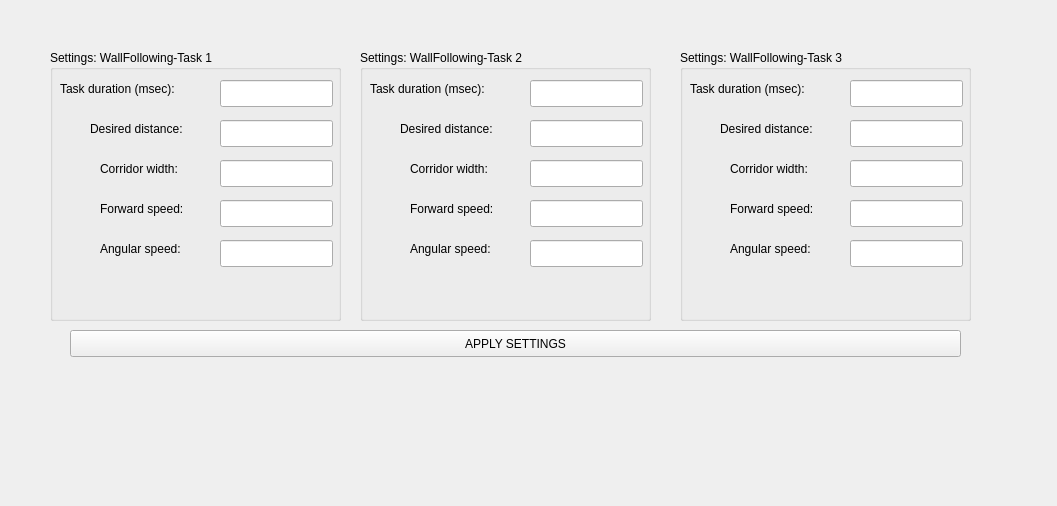
Qt form Hanse/TaskWallFollowing/taskwallfollowingform.ui (iti-luebeck/HANSE2011) before a commit.
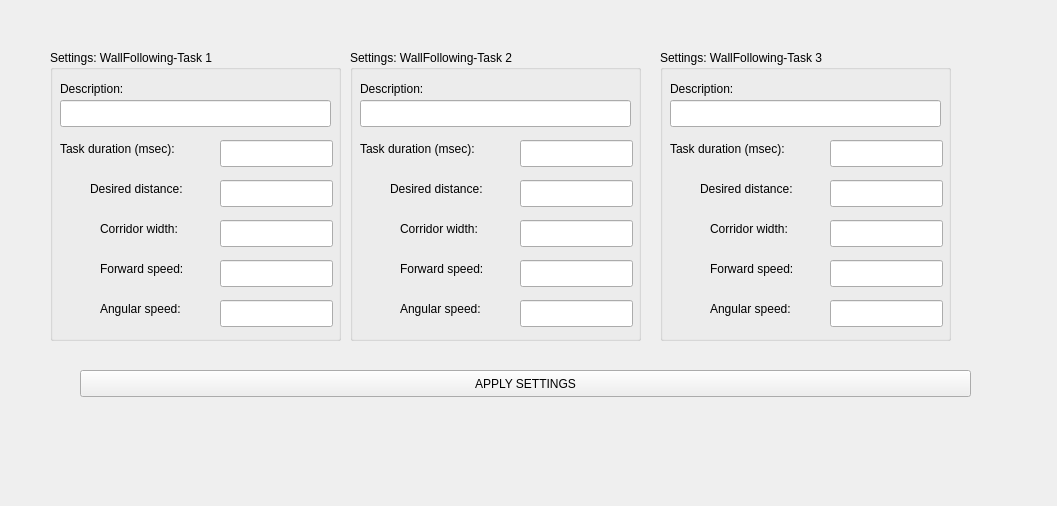
The same form after that commit.

Diff of the .ui file:
```diff
--- a/Hanse/TaskWallFollowing/taskwallfollowingform.ui
+++ b/Hanse/TaskWallFollowing/taskwallfollowingform.ui
@@ -19,7 +19,7 @@
      <x>50</x>
      <y>50</y>
      <width>291</width>
-     <height>271</height>
+     <height>291</height>
     </rect>
    </property>
    <property name="title">
@@ -29,7 +29,7 @@
     <property name="geometry">
      <rect>
       <x>170</x>
-      <y>150</y>
+      <y>210</y>
       <width>113</width>
       <height>27</height>
      </rect>
@@ -39,7 +39,7 @@
     <property name="geometry">
      <rect>
       <x>170</x>
-      <y>190</y>
+      <y>250</y>
       <width>113</width>
       <height>27</height>
      </rect>
@@ -49,7 +49,7 @@
     <property name="geometry">
      <rect>
       <x>170</x>
-      <y>110</y>
+      <y>170</y>
       <width>113</width>
       <height>27</height>
      </rect>
@@ -59,7 +59,7 @@
     <property name="geometry">
      <rect>
       <x>170</x>
-      <y>70</y>
+      <y>130</y>
       <width>113</width>
       <height>27</height>
      </rect>
@@ -69,7 +69,7 @@
     <property name="geometry">
      <rect>
       <x>170</x>
-      <y>30</y>
+      <y>90</y>
       <width>113</width>
       <height>27</height>
      </rect>
@@ -79,7 +79,7 @@
     <property name="geometry">
      <rect>
       <x>10</x>
-      <y>30</y>
+      <y>90</y>
       <width>151</width>
       <height>17</height>
      </rect>
@@ -92,7 +92,7 @@
     <property name="geometry">
      <rect>
       <x>40</x>
-      <y>70</y>
+      <y>130</y>
       <width>121</width>
       <height>17</height>
      </rect>
@@ -105,7 +105,7 @@
     <property name="geometry">
      <rect>
       <x>50</x>
-      <y>110</y>
+      <y>170</y>
       <width>121</width>
       <height>17</height>
      </rect>
@@ -118,7 +118,7 @@
     <property name="geometry">
      <rect>
       <x>50</x>
-      <y>150</y>
+      <y>210</y>
       <width>111</width>
       <height>17</height>
      </rect>
@@ -131,7 +131,7 @@
     <property name="geometry">
      <rect>
       <x>50</x>
-      <y>190</y>
+      <y>250</y>
       <width>101</width>
       <height>17</height>
      </rect>
@@ -140,14 +140,50 @@
      <string>Angular speed:</string>
     </property>
    </widget>
+   <widget class="QLabel" name="label_15">
+    <property name="geometry">
+     <rect>
+      <x>10</x>
+      <y>30</y>
+      <width>81</width>
+      <height>17</height>
+     </rect>
+    </property>
+    <property name="text">
+     <string>Description:</string>
+    </property>
+   </widget>
+   <widget class="QLineEdit" name="descriptionInput1">
+    <property name="geometry">
+     <rect>
+      <x>10</x>
+      <y>50</y>
+      <width>271</width>
+      <height>27</height>
+     </rect>
+    </property>
+   </widget>
+  </widget>
+  <widget class="QPushButton" name="applyButton">
+   <property name="geometry">
+    <rect>
+     <x>80</x>
+     <y>370</y>
+     <width>891</width>
+     <height>27</height>
+    </rect>
+   </property>
+   <property name="text">
+    <string>APPLY SETTINGS</string>
+   </property>
   </widget>
   <widget class="QGroupBox" name="groupBox_2">
    <property name="geometry">
     <rect>
-     <x>360</x>
+     <x>350</x>
      <y>50</y>
      <width>291</width>
-     <height>271</height>
+     <height>291</height>
     </rect>
    </property>
    <property name="title">
@@ -157,7 +193,7 @@
     <property name="geometry">
      <rect>
       <x>170</x>
-      <y>150</y>
+      <y>210</y>
       <width>113</width>
       <height>27</height>
      </rect>
@@ -167,7 +203,7 @@
     <property name="geometry">
      <rect>
       <x>170</x>
-      <y>190</y>
+      <y>250</y>
       <width>113</width>
       <height>27</height>
      </rect>
@@ -177,7 +213,7 @@
     <property name="geometry">
      <rect>
       <x>170</x>
-      <y>110</y>
+      <y>170</y>
       <width>113</width>
       <height>27</height>
      </rect>
@@ -187,7 +223,7 @@
     <property name="geometry">
      <rect>
       <x>170</x>
-      <y>70</y>
+      <y>130</y>
       <width>113</width>
       <height>27</height>
      </rect>
@@ -197,7 +233,7 @@
     <property name="geometry">
      <rect>
       <x>170</x>
-      <y>30</y>
+      <y>90</y>
       <width>113</width>
       <height>27</height>
      </rect>
@@ -207,7 +243,7 @@
     <property name="geometry">
      <rect>
       <x>10</x>
-      <y>30</y>
+      <y>90</y>
       <width>151</width>
       <height>17</height>
      </rect>
@@ -220,7 +256,7 @@
     <property name="geometry">
      <rect>
       <x>40</x>
-      <y>70</y>
+      <y>130</y>
       <width>121</width>
       <height>17</height>
      </rect>
@@ -233,7 +269,7 @@
     <property name="geometry">
      <rect>
       <x>50</x>
-      <y>110</y>
+      <y>170</y>
       <width>121</width>
       <height>17</height>
      </rect>
@@ -246,7 +282,7 @@
     <property name="geometry">
      <rect>
       <x>50</x>
-      <y>150</y>
+      <y>210</y>
       <width>111</width>
       <height>17</height>
      </rect>
@@ -259,7 +295,7 @@
     <property name="geometry">
      <rect>
       <x>50</x>
-      <y>190</y>
+      <y>250</y>
       <width>101</width>
       <height>17</height>
      </rect>
@@ -268,14 +304,37 @@
      <string>Angular speed:</string>
     </property>
    </widget>
+   <widget class="QLabel" name="label_16">
+    <property name="geometry">
+     <rect>
+      <x>10</x>
+      <y>30</y>
+      <width>81</width>
+      <height>17</height>
+     </rect>
+    </property>
+    <property name="text">
+     <string>Description:</string>
+    </property>
+   </widget>
+   <widget class="QLineEdit" name="descriptionInput2">
+    <property name="geometry">
+     <rect>
+      <x>10</x>
+      <y>50</y>
+      <width>271</width>
+      <height>27</height>
+     </rect>
+    </property>
+   </widget>
   </widget>
   <widget class="QGroupBox" name="groupBox_3">
    <property name="geometry">
     <rect>
-     <x>680</x>
+     <x>660</x>
      <y>50</y>
      <width>291</width>
-     <height>271</height>
+     <height>291</height>
     </rect>
    </property>
    <property name="title">
@@ -285,7 +344,7 @@
     <property name="geometry">
      <rect>
       <x>170</x>
-      <y>150</y>
+      <y>210</y>
       <width>113</width>
       <height>27</height>
      </rect>
@@ -295,7 +354,7 @@
     <property name="geometry">
      <rect>
       <x>170</x>
-      <y>190</y>
+      <y>250</y>
       <width>113</width>
       <height>27</height>
      </rect>
@@ -305,7 +364,7 @@
     <property name="geometry">
      <rect>
       <x>170</x>
-      <y>110</y>
+      <y>170</y>
       <width>113</width>
       <height>27</height>
      </rect>
@@ -315,7 +374,7 @@
     <property name="geometry">
      <rect>
       <x>170</x>
-      <y>70</y>
+      <y>130</y>
       <width>113</width>
       <height>27</height>
      </rect>
@@ -325,7 +384,7 @@
     <property name="geometry">
      <rect>
       <x>170</x>
-      <y>30</y>
+      <y>90</y>
       <width>113</width>
       <height>27</height>
      </rect>
@@ -335,7 +394,7 @@
     <property name="geometry">
      <rect>
       <x>10</x>
-      <y>30</y>
+      <y>90</y>
       <width>151</width>
       <height>17</height>
      </rect>
@@ -348,7 +407,7 @@
     <property name="geometry">
      <rect>
       <x>40</x>
-      <y>70</y>
+      <y>130</y>
       <width>121</width>
       <height>17</height>
      </rect>
@@ -361,7 +420,7 @@
     <property name="geometry">
      <rect>
       <x>50</x>
-      <y>110</y>
+      <y>170</y>
       <width>121</width>
       <height>17</height>
      </rect>
@@ -374,7 +433,7 @@
     <property name="geometry">
      <rect>
       <x>50</x>
-      <y>150</y>
+      <y>210</y>
       <width>111</width>
       <height>17</height>
      </rect>
@@ -387,7 +446,7 @@
     <property name="geometry">
      <rect>
       <x>50</x>
-      <y>190</y>
+      <y>250</y>
       <width>101</width>
       <height>17</height>
      </rect>
@@ -396,19 +455,29 @@
      <string>Angular speed:</string>
     </property>
    </widget>
-  </widget>
-  <widget class="QPushButton" name="applyButton">
-   <property name="geometry">
-    <rect>
-     <x>70</x>
-     <y>330</y>
-     <width>891</width>
-     <height>27</height>
-    </rect>
-   </property>
-   <property name="text">
-    <string>APPLY SETTINGS</string>
-   </property>
+   <widget class="QLabel" name="label_17">
+    <property name="geometry">
+     <rect>
+      <x>10</x>
+      <y>30</y>
+      <width>81</width>
+      <height>17</height>
+     </rect>
+    </property>
+    <property name="text">
+     <string>Description:</string>
+    </property>
+   </widget>
+   <widget class="QLineEdit" name="descriptionInput3">
+    <property name="geometry">
+     <rect>
+      <x>10</x>
+      <y>50</y>
+      <width>271</width>
+      <height>27</height>
+     </rect>
+    </property>
+   </widget>
   </widget>
  </widget>
  <resources/>
```
